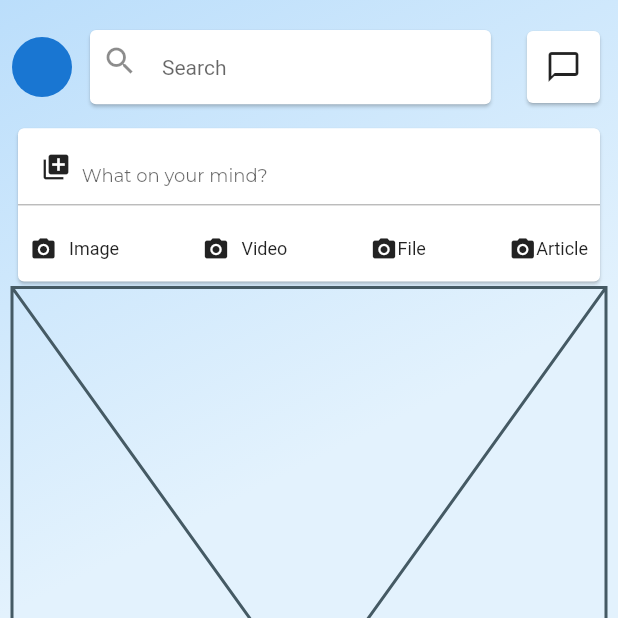
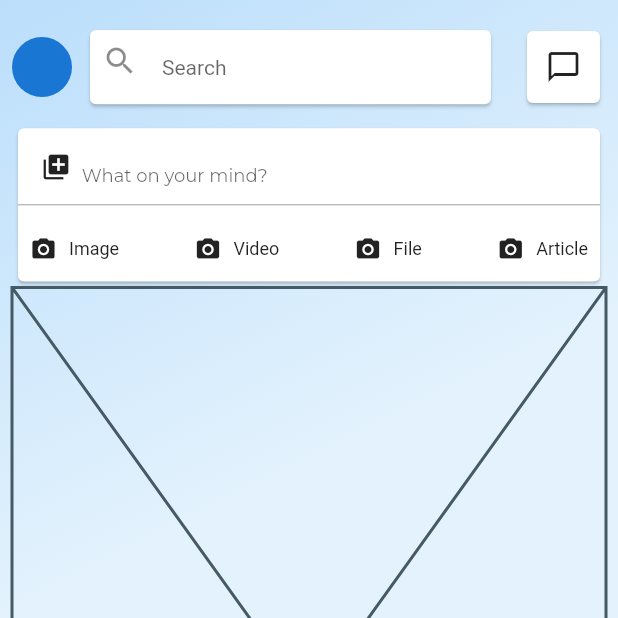
Before and after one commit to JAICHANGPARK/flutter_notebook_8th_story, a Flutter app: the screen it shows after launch, on a phone screen of 412 x 824 dp, the top half of it. Run offline on Flutter 3.47's test engine with Material 2 defaults, Android fonts, the phone set to English and light mode, and no system bars; drawn by our look-alikes of badges; our stand-ins replace flutter_hooks, google_fonts, hooks_riverpod, state_notifier.

Commit message:
Update linkedin_main_page.dart

```diff
--- a/lib/ep580_linkedin_app/linkedin_main_page.dart
+++ b/lib/ep580_linkedin_app/linkedin_main_page.dart
@@ -124,14 +124,20 @@ class _LinkedinMainPageState extends State<LinkedinMainPage> {
                                 ),
                                 Spacer(),
                                 Icon(Icons.camera_alt, size: 18,),
-                                Text("File", style: TextStyle(
-                                    fontSize: 12
-                                ),),
+                                Padding(
+                                  padding: const EdgeInsets.only(left: 8),
+                                  child: Text("File", style: TextStyle(
+                                      fontSize: 12
+                                  ),),
+                                ),
                                 Spacer(),
                                 Icon(Icons.camera_alt, size: 18,),
-                                Text("Article", style: TextStyle(
-                                    fontSize: 12
-                                ),)
+                                Padding(
+                                  padding: const EdgeInsets.only(left: 8),
+                                  child: Text("Article", style: TextStyle(
+                                      fontSize: 12
+                                  ),),
+                                )
                               ],
                             ),
                           ),
```
